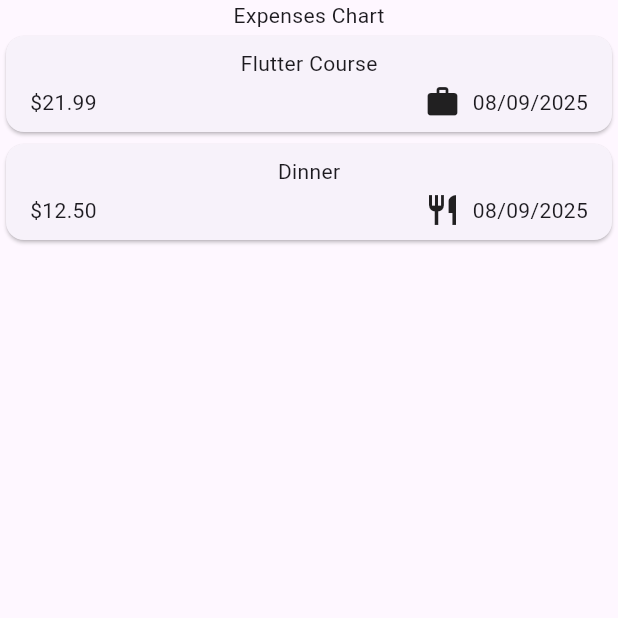
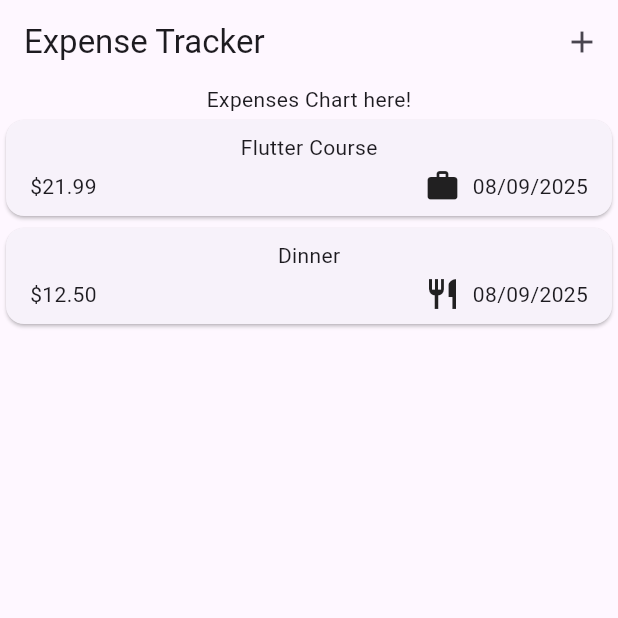
Before and after one commit to Haldiant/expense_tracker, a Flutter app: the screen it shows after launch, on a phone screen of 412 x 824 dp, the top half of it. Run offline on Flutter 3.47's test engine with Material 3 defaults, Android fonts, the phone set to English and light mode, and no system bars.

Commit message:
Enhance Expenses screen layout by adding AppBar with title and action button

```diff
--- a/lib/widgets/expenses.dart
+++ b/lib/widgets/expenses.dart
@@ -28,9 +28,19 @@ class _ExpensesState extends State<Expenses> {
   @override
   Widget build(BuildContext context) {
     return Scaffold(
+      appBar: AppBar(
+        title: Text('Expense Tracker'),
+        actions: [
+          IconButton(
+            onPressed: () {},
+            icon: Icon(Icons.add),
+          ),
+        ],
+      ),
       body: Column(
         children: [
-          Text('Expenses Chart'),
+          //toolbar
+          Text('Expenses Chart here!'),
           Expanded(
             child: ExpensesList(expenses: _registeredExpenses),
           ),
```
